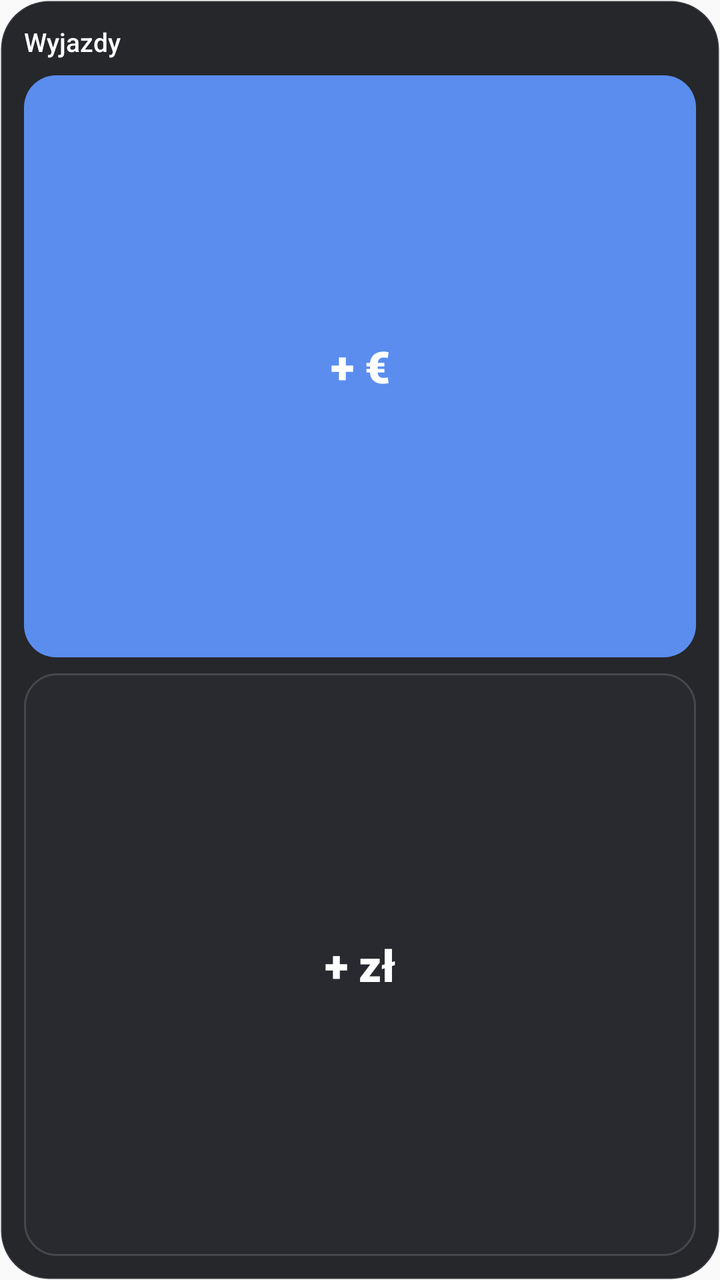
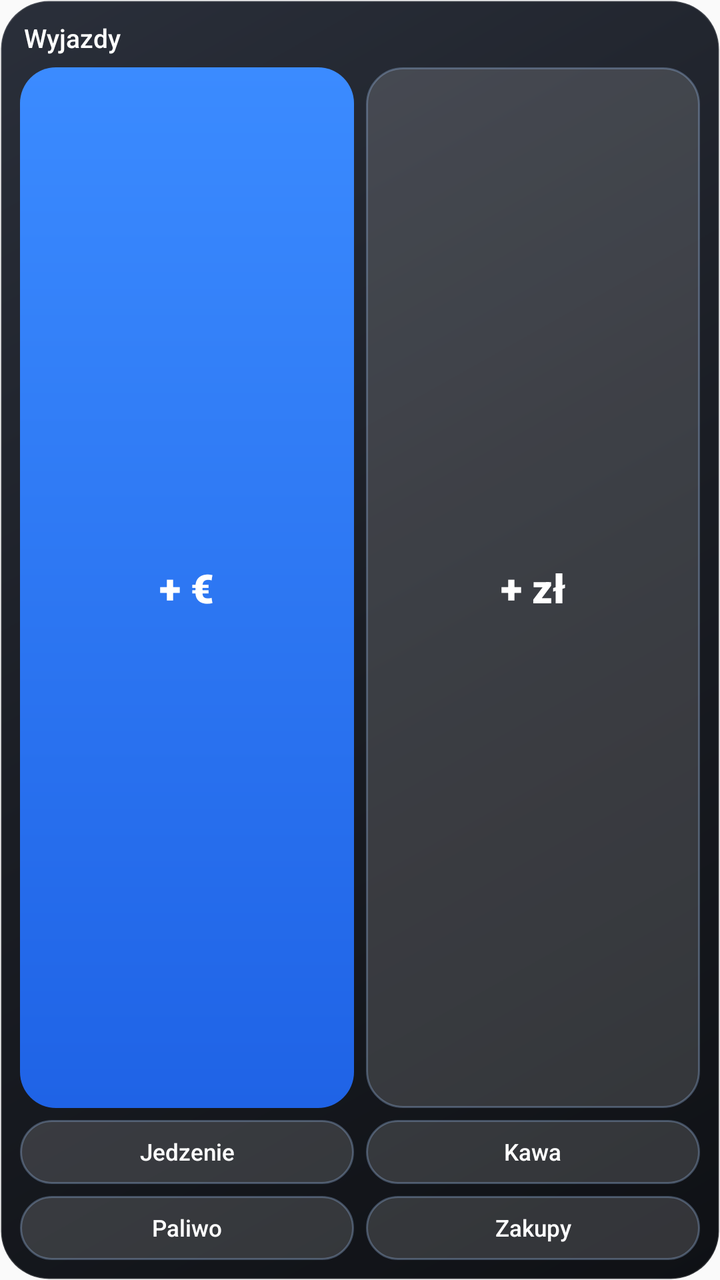

Before-and-after screenshots of an Android layout around one commit, followed by the original layout XML and the change that was made.
<!-- AndroidManifest.xml: application theme AppTheme -->
<!-- res/layout/widget_quick.xml -->
<?xml version="1.0" encoding="utf-8"?>
<LinearLayout xmlns:android="http://schemas.android.com/apk/res/android"
    android:id="@+id/quick_root"
    android:layout_width="match_parent"
    android:layout_height="match_parent"
    android:orientation="vertical"
    android:padding="12dp"
    android:background="@drawable/wbg_dark">

    <TextView
        android:id="@+id/quick_title"
        android:layout_width="match_parent"
        android:layout_height="wrap_content"
        android:text="Wyjazdy"
        android:textColor="#FFFFFF"
        android:textSize="13sp"
        android:fontFamily="sans-serif-medium"
        android:maxLines="1"
        android:ellipsize="end" />

    <TextView
        android:id="@+id/quick_foreign"
        android:layout_width="match_parent"
        android:layout_height="0dp"
        android:layout_weight="1"
        android:layout_marginTop="8dp"
        android:gravity="center"
        android:text="+ €"
        android:textSize="22sp"
        android:fontFamily="sans-serif-black"
        android:textColor="#FFFFFF"
        android:background="@drawable/wbtn_accent" />

    <TextView
        android:id="@+id/quick_pln"
        android:layout_width="match_parent"
        android:layout_height="0dp"
        android:layout_weight="1"
        android:layout_marginTop="8dp"
        android:gravity="center"
        android:text="+ zł"
        android:textSize="22sp"
        android:fontFamily="sans-serif-black"
        android:textColor="#FFFFFF"
        android:background="@drawable/wbtn_gray_d" />
</LinearLayout>
<!-- resources referenced by this layout -->
<resources>
  <!-- drawable wbg_dark (drawable) -->
  <?xml version="1.0" encoding="utf-8"?>
  <shape xmlns:android="http://schemas.android.com/apk/res/android" android:shape="rectangle">
      <solid android:color="#F51E1F23"/><stroke android:width="1dp" android:color="#1FFFFFFF"/>
      <corners android:radius="24dp"/>
  </shape>
  <!-- drawable wbtn_accent (drawable) -->
  <?xml version="1.0" encoding="utf-8"?>
  <shape xmlns:android="http://schemas.android.com/apk/res/android" android:shape="rectangle">
      <solid android:color="#5B8DEF"/>
      <corners android:radius="16dp"/>
  </shape>
  <!-- drawable wbtn_gray_d (drawable) -->
  <?xml version="1.0" encoding="utf-8"?>
  <shape xmlns:android="http://schemas.android.com/apk/res/android" android:shape="rectangle">
      <solid android:color="#33373B42"/><stroke android:width="1dp" android:color="#26FFFFFF"/>
      <corners android:radius="16dp"/>
  </shape>
  <style name="AppTheme" parent="Theme.AppCompat.DayNight.NoActionBar">
          <item name="colorPrimary">@color/colorPrimary</item>
          <item name="colorPrimaryDark">@color/colorPrimaryDark</item>
          <item name="colorAccent">@color/colorAccent</item>
      </style>
  <color name="colorPrimary">#2457F5</color>
  <color name="colorPrimaryDark">#1A3FB8</color>
  <color name="colorAccent">#FF8A3D</color>
</resources>

<!-- the commit's change to res/layout/widget_quick.xml (unified diff, before → after) -->
@@ -1,46 +1,37 @@
 <?xml version="1.0" encoding="utf-8"?>
 <LinearLayout xmlns:android="http://schemas.android.com/apk/res/android"
-    android:id="@+id/quick_root"
-    android:layout_width="match_parent"
-    android:layout_height="match_parent"
-    android:orientation="vertical"
-    android:padding="12dp"
-    android:background="@drawable/wbg_dark">
+    android:id="@+id/quick_root" android:layout_width="match_parent" android:layout_height="match_parent"
+    android:orientation="vertical" android:padding="10dp" android:background="@drawable/wbg_navy">
 
-    <TextView
-        android:id="@+id/quick_title"
-        android:layout_width="match_parent"
-        android:layout_height="wrap_content"
-        android:text="Wyjazdy"
-        android:textColor="#FFFFFF"
-        android:textSize="13sp"
-        android:fontFamily="sans-serif-medium"
-        android:maxLines="1"
-        android:ellipsize="end" />
+    <TextView android:id="@+id/quick_title" android:layout_width="match_parent" android:layout_height="wrap_content"
+        android:text="Wyjazdy" android:textColor="#FFFFFF" android:textSize="13sp" android:fontFamily="sans-serif-medium"
+        android:maxLines="1" android:ellipsize="end" android:paddingStart="2dp" />
 
-    <TextView
-        android:id="@+id/quick_foreign"
-        android:layout_width="match_parent"
-        android:layout_height="0dp"
-        android:layout_weight="1"
-        android:layout_marginTop="8dp"
-        android:gravity="center"
-        android:text="+ €"
-        android:textSize="22sp"
-        android:fontFamily="sans-serif-black"
-        android:textColor="#FFFFFF"
-        android:background="@drawable/wbtn_accent" />
+    <LinearLayout android:layout_width="match_parent" android:layout_height="0dp" android:layout_weight="1"
+        android:layout_marginTop="6dp" android:orientation="horizontal">
+        <TextView android:id="@+id/quick_foreign" android:layout_width="0dp" android:layout_height="match_parent"
+            android:layout_weight="1" android:gravity="center" android:text="+ €" android:textSize="20sp"
+            android:fontFamily="sans-serif-black" android:textColor="#FFFFFF" android:background="@drawable/wbtn_blue_g" />
+        <TextView android:id="@+id/quick_pln" android:layout_width="0dp" android:layout_height="match_parent"
+            android:layout_weight="1" android:layout_marginStart="6dp" android:gravity="center" android:text="+ zł"
+            android:textSize="20sp" android:fontFamily="sans-serif-black" android:textColor="#FFFFFF"
+            android:background="@drawable/wbtn_navy2" />
+    </LinearLayout>
 
-    <TextView
-        android:id="@+id/quick_pln"
-        android:layout_width="match_parent"
-        android:layout_height="0dp"
-        android:layout_weight="1"
-        android:layout_marginTop="8dp"
-        android:gravity="center"
-        android:text="+ zł"
-        android:textSize="22sp"
-        android:fontFamily="sans-serif-black"
-        android:textColor="#FFFFFF"
-        android:background="@drawable/wbtn_gray_d" />
+    <LinearLayout android:layout_width="match_parent" android:layout_height="32dp" android:layout_marginTop="6dp" android:orientation="horizontal">
+        <TextView android:id="@+id/quick_cat1" android:layout_width="0dp" android:layout_height="match_parent" android:layout_weight="1"
+            android:gravity="center" android:textColor="#FFFFFF" android:textSize="11.5sp" android:fontFamily="sans-serif-medium"
+            android:maxLines="1" android:ellipsize="end" android:paddingStart="4dp" android:paddingEnd="4dp" android:background="@drawable/wbtn_navy2" android:text="Jedzenie" />
+        <TextView android:id="@+id/quick_cat2" android:layout_width="0dp" android:layout_height="match_parent" android:layout_weight="1"
+            android:layout_marginStart="6dp" android:gravity="center" android:textColor="#FFFFFF" android:textSize="11.5sp" android:fontFamily="sans-serif-medium"
+            android:maxLines="1" android:ellipsize="end" android:paddingStart="4dp" android:paddingEnd="4dp" android:background="@drawable/wbtn_navy2" android:text="Kawa" />
+    </LinearLayout>
+    <LinearLayout android:layout_width="match_parent" android:layout_height="32dp" android:layout_marginTop="6dp" android:orientation="horizontal">
+        <TextView android:id="@+id/quick_cat3" android:layout_width="0dp" android:layout_height="match_parent" android:layout_weight="1"
+            android:gravity="center" android:textColor="#FFFFFF" android:textSize="11.5sp" android:fontFamily="sans-serif-medium"
+            android:maxLines="1" android:ellipsize="end" android:paddingStart="4dp" android:paddingEnd="4dp" android:background="@drawable/wbtn_navy2" android:text="Paliwo" />
+        <TextView android:id="@+id/quick_cat4" android:layout_width="0dp" android:layout_height="match_parent" android:layout_weight="1"
+            android:layout_marginStart="6dp" android:gravity="center" android:textColor="#FFFFFF" android:textSize="11.5sp" android:fontFamily="sans-serif-medium"
+            android:maxLines="1" android:ellipsize="end" android:paddingStart="4dp" android:paddingEnd="4dp" android:background="@drawable/wbtn_navy2" android:text="Zakupy" />
+    </LinearLayout>
 </LinearLayout>
<!-- resource entries referenced after the edit -->
@@ -1,22 +1,24 @@
 <!-- resources referenced by this layout -->
 <resources>
-  <!-- drawable wbg_dark (drawable) -->
+  <!-- drawable wbg_navy (drawable) -->
   <?xml version="1.0" encoding="utf-8"?>
   <shape xmlns:android="http://schemas.android.com/apk/res/android" android:shape="rectangle">
-      <solid android:color="#F51E1F23"/><stroke android:width="1dp" android:color="#1FFFFFFF"/>
+      <gradient android:angle="315" android:startColor="#2A2F3A" android:centerColor="#1A1D24" android:endColor="#0F1115" android:type="linear"/>
+      <stroke android:width="1dp" android:color="#26FFFFFF"/>
       <corners android:radius="24dp"/>
   </shape>
-  <!-- drawable wbtn_accent (drawable) -->
+  <!-- drawable wbtn_blue_g (drawable) -->
   <?xml version="1.0" encoding="utf-8"?>
   <shape xmlns:android="http://schemas.android.com/apk/res/android" android:shape="rectangle">
-      <solid android:color="#5B8DEF"/>
-      <corners android:radius="16dp"/>
+      <gradient android:angle="270" android:startColor="#3B8BFF" android:endColor="#1F63E6" android:type="linear"/>
+      <corners android:radius="18dp"/>
   </shape>
-  <!-- drawable wbtn_gray_d (drawable) -->
+  <!-- drawable wbtn_navy2 (drawable) -->
   <?xml version="1.0" encoding="utf-8"?>
   <shape xmlns:android="http://schemas.android.com/apk/res/android" android:shape="rectangle">
-      <solid android:color="#33373B42"/><stroke android:width="1dp" android:color="#26FFFFFF"/>
-      <corners android:radius="16dp"/>
+      <solid android:color="#26FFFFFF"/>
+      <stroke android:width="1dp" android:color="#4DA9CCFF"/>
+      <corners android:radius="18dp"/>
   </shape>
   <style name="AppTheme" parent="Theme.AppCompat.DayNight.NoActionBar">
           <item name="colorPrimary">@color/colorPrimary</item>
